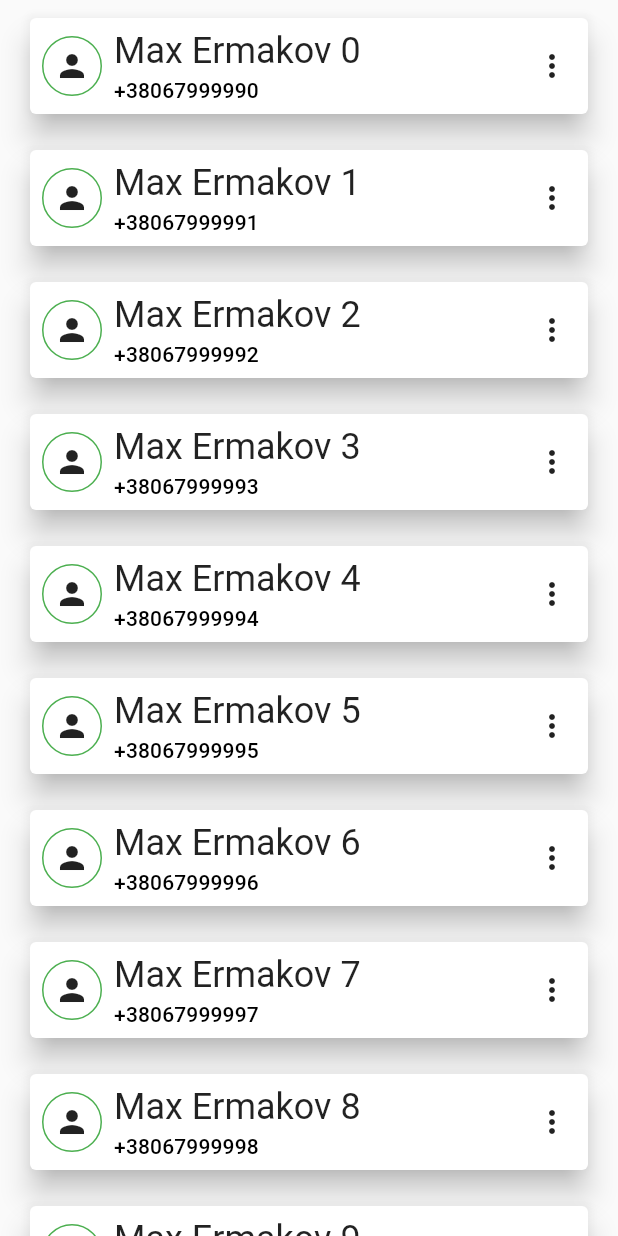
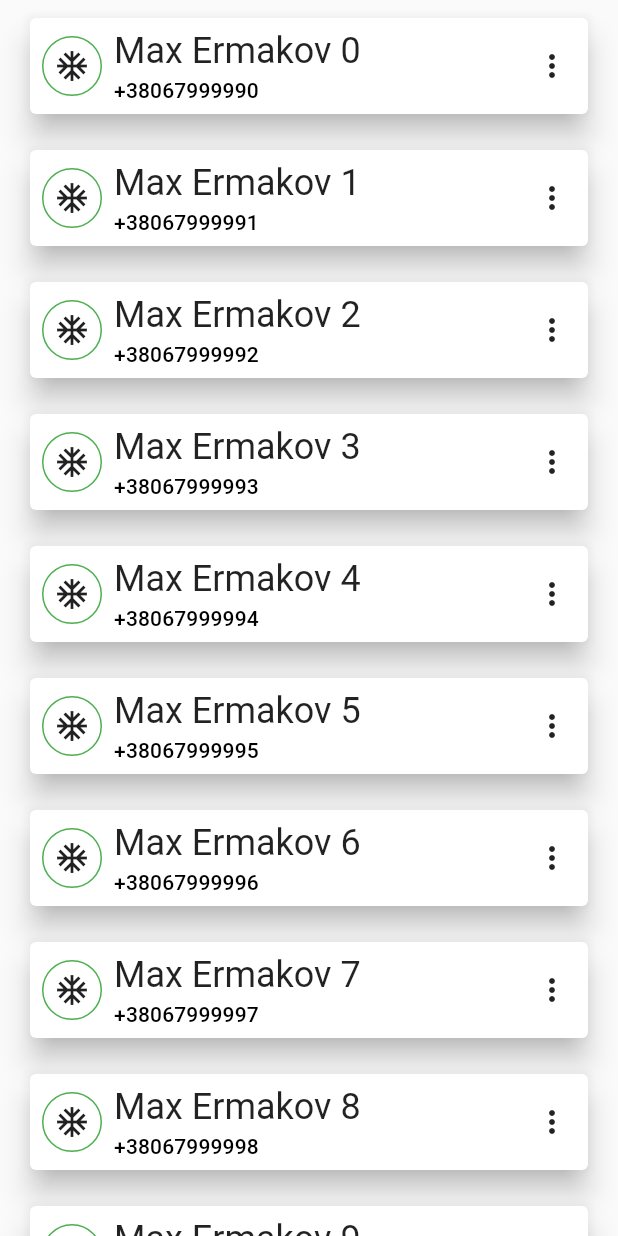
Before and after one commit to swat-cat/SampleWeatherApp, a Flutter app: the screen it shows after launch, on a phone screen of 412 x 824 dp. Run offline on Flutter 3.47's test engine with Material 2 defaults, Android fonts, the light colour scheme and no system bars.

Commit message:
change icon

```diff
--- a/sample_weather_app/lib/ui/home.dart
+++ b/sample_weather_app/lib/ui/home.dart
@@ -198,7 +198,7 @@ class Home extends StatelessWidget {
                 shape: BoxShape.circle,
                 border: Border.all(color: Colors.green),
               ),
-              child: const Icon(Icons.person, size: 24,),
+              child: const Icon(Icons.ac_unit, size: 24,),
             ),
             Expanded(child: Padding(
               padding: const EdgeInsets.all(8),
--- a/sample_weather_app/pubspec.yaml
+++ b/sample_weather_app/pubspec.yaml
@@ -3,7 +3,7 @@ description: A new Flutter project.
 version: 1.0.0+1
 
 environment:
-  sdk: '>=2.19.4 <3.0.0'
+  sdk: '>=2.19.3 <3.0.0'
 
 
 dependencies:
```
Also changed, not shown: sample_weather_app/pubspec.lock.
